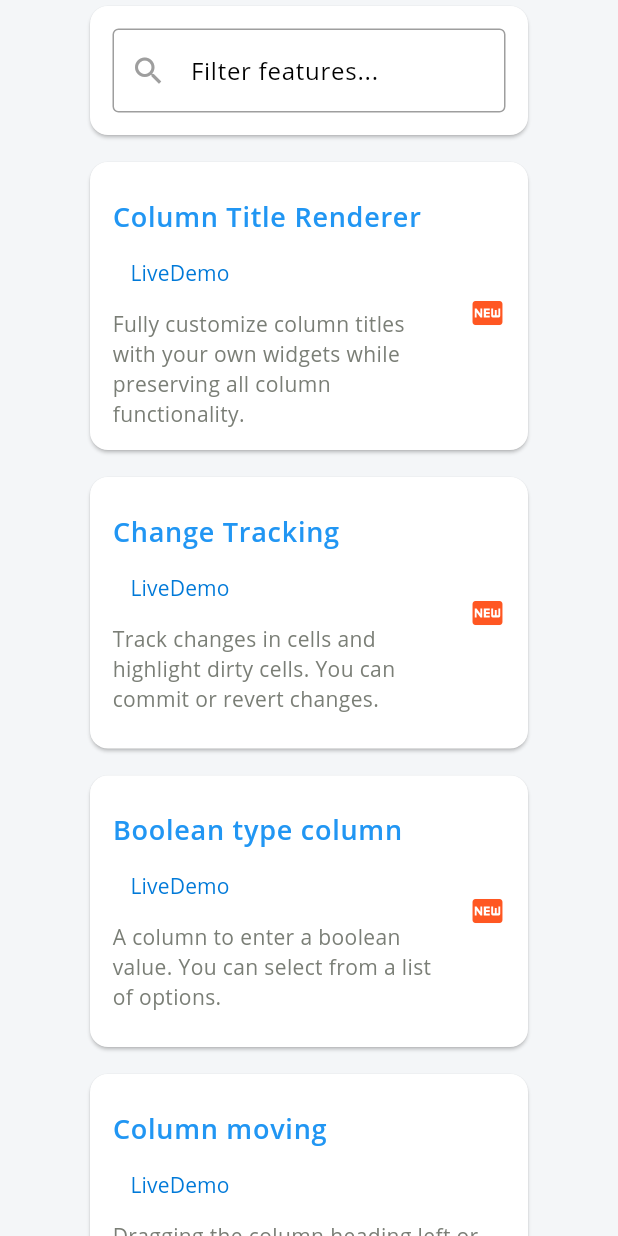
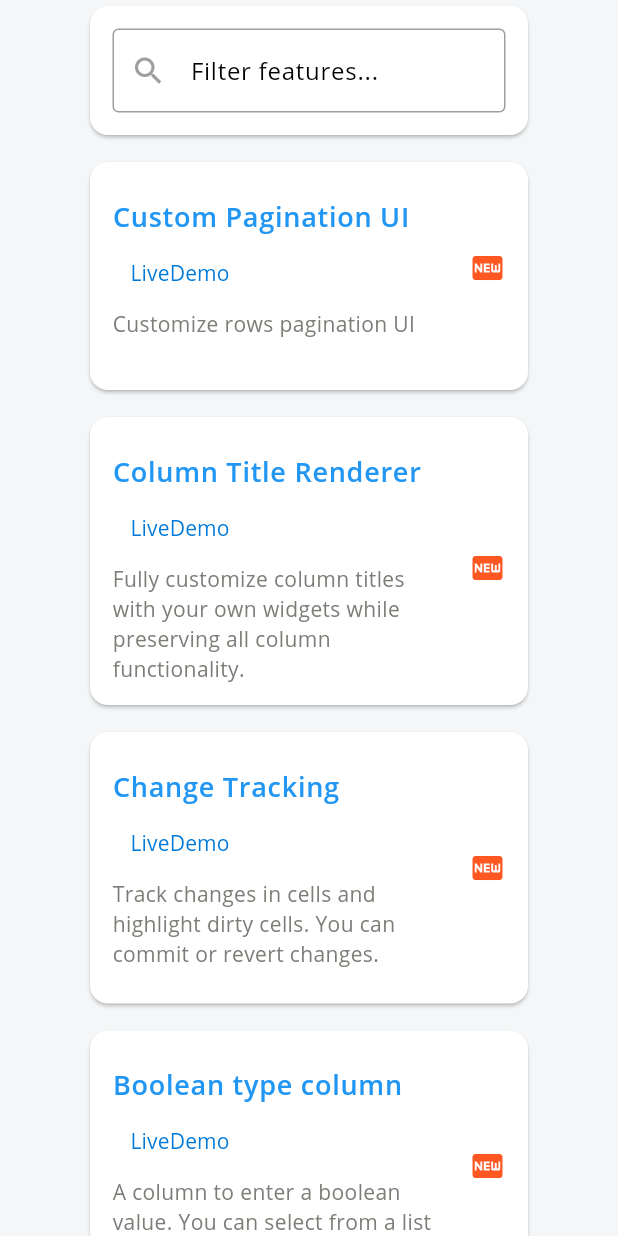
Before and after one commit to selvam920/trina_grid, a Flutter app: the TrinaFeatures widget shown alone on an empty page, opened directly, on a phone screen of 412 x 824 dp. Run offline on Flutter 3.47's test engine with Material 3 defaults, Android fonts, the phone set to English and light mode, and no system bars; our stand-ins replace faker, font_awesome_flutter, pdf, rxdart; missing offline and left inert: file_saver, rainbow_color; statements that could not run were skipped.

Commit message:
refactor: reorder "Custom pagination UI" in demo home screen

```diff
--- a/demo/lib/screen/home_screen.dart
+++ b/demo/lib/screen/home_screen.dart
@@ -195,6 +195,14 @@ class _TrinaFeaturesState extends State<TrinaFeatures> {
   List<Widget> _buildFeatureItems(BuildContext context) {
     final List<Widget> allItems = [
       TrinaListTile(
+        title: 'Custom Pagination UI',
+        description: 'Customize rows pagination UI',
+        onTapLiveDemo: () {
+          Navigator.pushNamed(context, CustomPaginationScreen.routeName);
+        },
+        trailing: newIcon,
+      ),
+      TrinaListTile(
         title: 'Column Title Renderer',
         description:
             'Fully customize column titles with your own widgets while preserving all column functionality.',
@@ -325,14 +333,6 @@ class _TrinaFeaturesState extends State<TrinaFeatures> {
         description: 'A column to enter a number as currency value.',
         onTapLiveDemo: () {
           Navigator.pushNamed(context, CurrencyTypeColumnScreen.routeName);
-        },
-        trailing: newIcon,
-      ),
-      TrinaListTile(
-        title: 'Custom Pagination UI',
-        description: 'Demonstrates how to customize the pagination UI.',
-        onTapLiveDemo: () {
-          Navigator.pushNamed(context, CustomPaginationScreen.routeName);
         },
         trailing: newIcon,
       ),
```
